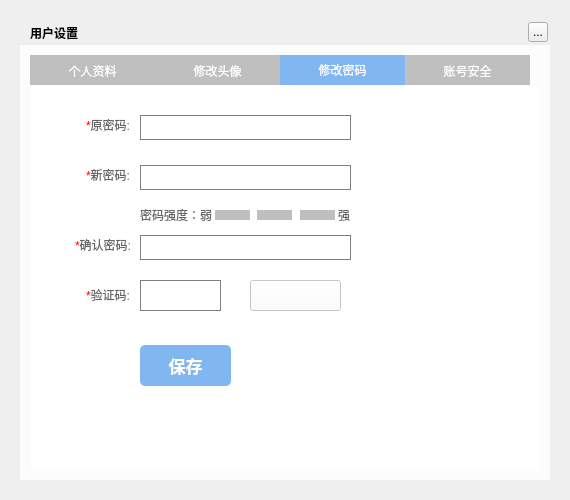
The window that musicUi/musicUsermanager/musicuserrecordwidget.ui (Greedysky/TTKMusicPlayer) describes before a commit, drawn with Qt 5.
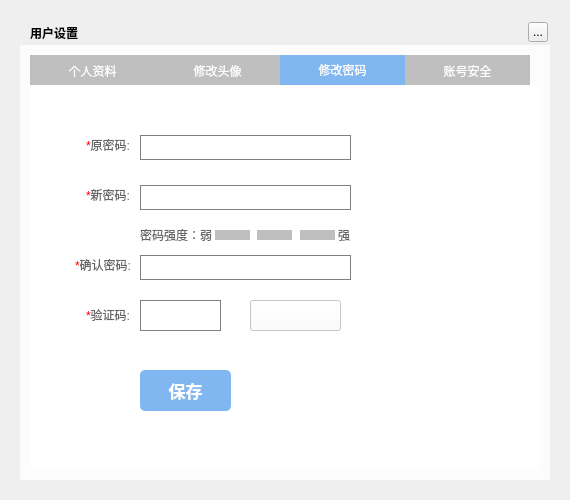
The same window after the commit. The open tabs and pages were chosen to show the change. Icons and pictures are not drawn. Custom widgets are drawn as their Qt base class.

Diff of the .ui file:
```diff
--- a/musicUi/musicUsermanager/musicuserrecordwidget.ui
+++ b/musicUi/musicUsermanager/musicuserrecordwidget.ui
@@ -453,7 +453,7 @@
       <property name="geometry">
        <rect>
         <x>50</x>
-        <y>30</y>
+        <y>50</y>
         <width>50</width>
         <height>20</height>
        </rect>
@@ -469,7 +469,7 @@
       <property name="geometry">
        <rect>
         <x>110</x>
-        <y>30</y>
+        <y>50</y>
         <width>211</width>
         <height>25</height>
        </rect>
@@ -482,7 +482,7 @@
       <property name="geometry">
        <rect>
         <x>50</x>
-        <y>80</y>
+        <y>100</y>
         <width>50</width>
         <height>20</height>
        </rect>
@@ -498,7 +498,7 @@
       <property name="geometry">
        <rect>
         <x>110</x>
-        <y>80</y>
+        <y>100</y>
         <width>211</width>
         <height>25</height>
        </rect>
@@ -511,7 +511,7 @@
       <property name="geometry">
        <rect>
         <x>40</x>
-        <y>150</y>
+        <y>170</y>
         <width>61</width>
         <height>20</height>
        </rect>
@@ -527,7 +527,7 @@
       <property name="geometry">
        <rect>
         <x>110</x>
-        <y>150</y>
+        <y>170</y>
         <width>211</width>
         <height>25</height>
        </rect>
@@ -540,7 +540,7 @@
       <property name="geometry">
        <rect>
         <x>110</x>
-        <y>195</y>
+        <y>215</y>
         <width>81</width>
         <height>31</height>
        </rect>
@@ -550,7 +550,7 @@
       <property name="geometry">
        <rect>
         <x>50</x>
-        <y>200</y>
+        <y>220</y>
         <width>50</width>
         <height>20</height>
        </rect>
@@ -566,7 +566,7 @@
       <property name="geometry">
        <rect>
         <x>110</x>
-        <y>260</y>
+        <y>285</y>
         <width>91</width>
         <height>41</height>
        </rect>
@@ -585,7 +585,7 @@
       <property name="geometry">
        <rect>
         <x>110</x>
-        <y>120</y>
+        <y>140</y>
         <width>72</width>
         <height>20</height>
        </rect>
@@ -601,7 +601,7 @@
       <property name="geometry">
        <rect>
         <x>305</x>
-        <y>120</y>
+        <y>140</y>
         <width>15</width>
         <height>20</height>
        </rect>
@@ -617,7 +617,7 @@
       <property name="geometry">
        <rect>
         <x>185</x>
-        <y>125</y>
+        <y>145</y>
         <width>35</width>
         <height>10</height>
        </rect>
@@ -636,7 +636,7 @@
       <property name="geometry">
        <rect>
         <x>227</x>
-        <y>125</y>
+        <y>145</y>
         <width>35</width>
         <height>10</height>
        </rect>
@@ -655,7 +655,7 @@
       <property name="geometry">
        <rect>
         <x>270</x>
-        <y>125</y>
+        <y>145</y>
         <width>35</width>
         <height>10</height>
        </rect>
@@ -674,7 +674,7 @@
       <property name="geometry">
        <rect>
         <x>330</x>
-        <y>33</y>
+        <y>53</y>
         <width>20</width>
         <height>20</height>
        </rect>
@@ -690,7 +690,7 @@
       <property name="geometry">
        <rect>
         <x>330</x>
-        <y>83</y>
+        <y>103</y>
         <width>20</width>
         <height>20</height>
        </rect>
@@ -706,7 +706,7 @@
       <property name="geometry">
        <rect>
         <x>330</x>
-        <y>153</y>
+        <y>173</y>
         <width>20</width>
         <height>20</height>
        </rect>
@@ -722,7 +722,7 @@
       <property name="geometry">
        <rect>
         <x>220</x>
-        <y>195</y>
+        <y>215</y>
         <width>91</width>
         <height>31</height>
        </rect>
```
Left out of the diff: 2 changed lines with no effect on the pictures.
